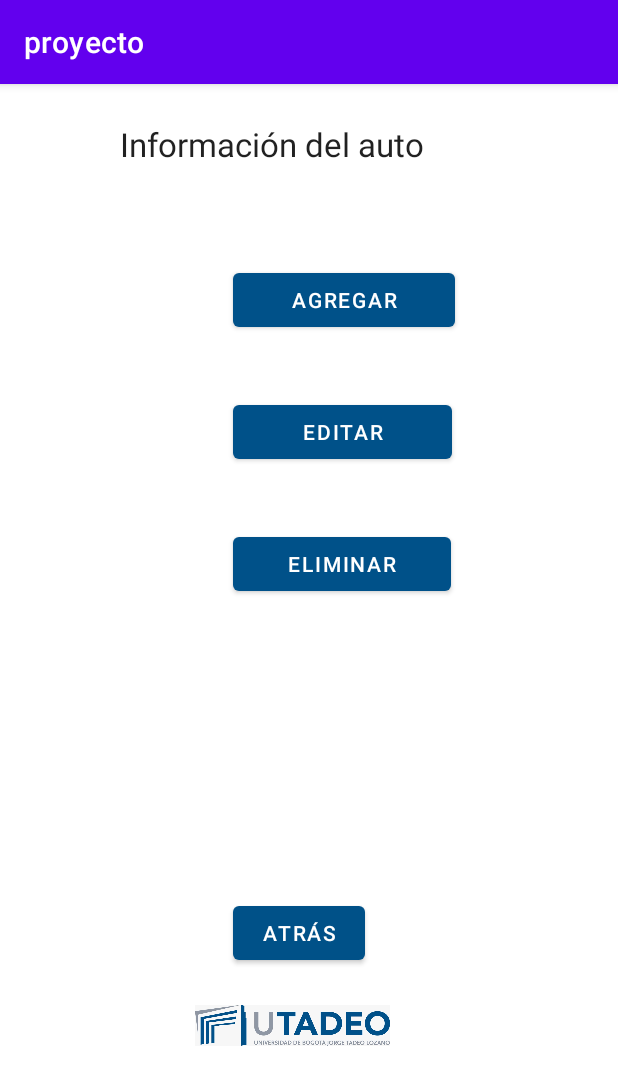
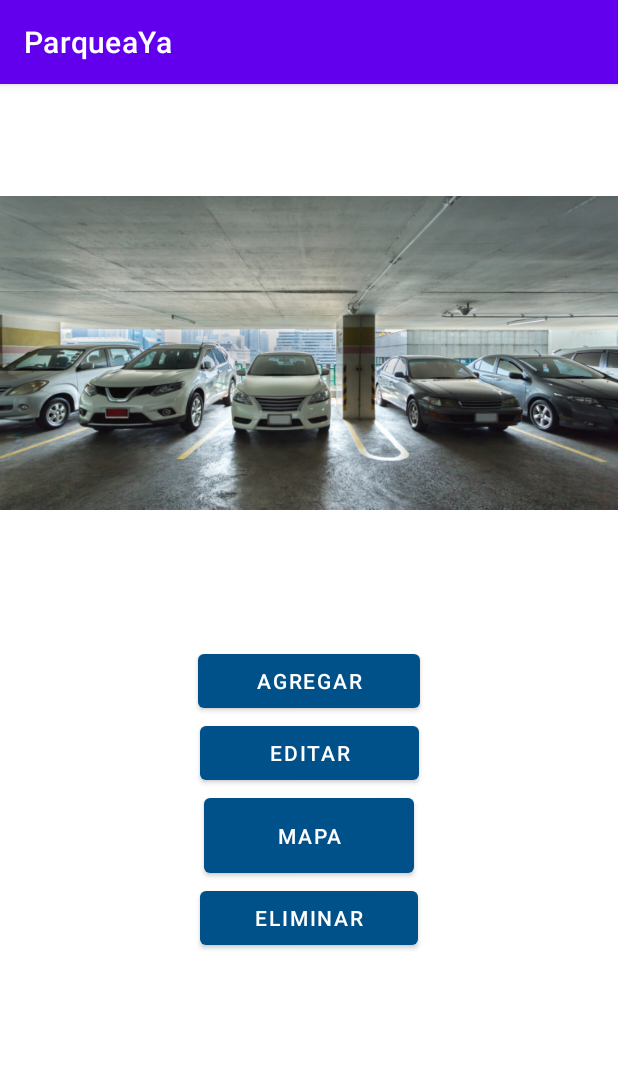
Before and after one commit to Olaya523/ParqueaYa, an Android app: the buscar_nav screen opened directly, with no data from a screen before it, on a phone screen of 412 x 824 dp. Shown: the top 1085 px of the screen. Run offline under Robolectric (Android 15) with nearby library versions, the phone set to English and light mode, and no system bars; our stand-ins replace Firebase (no records; nobody signed in at launch, a user with empty details on screens opened directly).

Commit message:
Implementación Mapas y Registro

```diff
--- a/app/build.gradle
+++ b/app/build.gradle
@@ -43,7 +43,12 @@ dependencies {
     implementation 'com.google.firebase:firebase-auth:21.1.0'
     implementation 'com.google.firebase:firebase-firestore-ktx:24.4.0'
     implementation 'com.google.firebase:firebase-database-ktx:20.2.0'
+    implementation 'com.google.android.gms:play-services-maps:18.1.0'
     testImplementation 'junit:junit:4.13.2'
     androidTestImplementation 'androidx.test.ext:junit:1.1.4'
     androidTestImplementation 'androidx.test.espresso:espresso-core:3.5.0'
+    implementation 'com.google.android.gms:play-services-maps:17.0.1'
+    implementation 'com.google.android.gms:play-services-places:17.0.0'
+    implementation 'com.android.volley:volley:1.2.1'
+
 }
--- a/app/src/main/java/com/example/proyecto/buscar_nav.kt
+++ b/app/src/main/java/com/example/proyecto/buscar_nav.kt
@@ -17,7 +17,7 @@ class buscar_nav : AppCompatActivity() {
     var boton2: Button? = null
     var boton3: Button? = null
     var boton4: Button? = null
-
+    var boton5: Button? = null
 
     override fun onCreate(savedInstanceState: Bundle?) {
         super.onCreate(savedInstanceState)
@@ -28,6 +28,7 @@ class buscar_nav : AppCompatActivity() {
         boton2 = findViewById(R.id.buttonAgregar)
         boton3 = findViewById(R.id.buttonEditar)
         boton4 = findViewById(R.id.button)
+        boton5 = findViewById(R.id.buttonMap)
 
 
         boton1?.setOnClickListener {
@@ -45,6 +46,9 @@ class buscar_nav : AppCompatActivity() {
         boton4?.setOnClickListener {
             startActivity(Intent(this,MainActivity::class.java))
         }
+        boton5?.setOnClickListener {
+            startActivity(Intent(this,MapsActivity::class.java))
+        }
 
         }
 
--- a/app/src/main/res/layout/activity_buscar_nav.xml
+++ b/app/src/main/res/layout/activity_buscar_nav.xml
@@ -7,92 +7,59 @@
     android:layout_height="match_parent"
     tools:context=".buscar_nav">
 
+    <!-- ImageView -->
+    <ImageView
+        android:id="@+id/imageView"
+        android:layout_width="wrap_content"
+        android:layout_height="wrap_content"
+        app:layout_constraintTop_toTopOf="parent"
+        app:layout_constraintStart_toStartOf="parent"
+        app:layout_constraintEnd_toEndOf="parent"
+        android:layout_marginTop="-16dp"
+        android:src="@drawable/parqueadero" />
 
-    <GridLayout
-        android:layout_width="363dp"
-        android:layout_height="665dp"
-        android:columnCount="11"
-        android:gravity="center_vertical"
-        android:orientation="vertical"
-        android:rowCount="11"
-        tools:ignore="MissingConstraints"
-        tools:layout_editor_absoluteX="22dp"
-        tools:layout_editor_absoluteY="23dp">
+    <!-- Button Agregar -->
+    <Button
+        android:id="@+id/buttonAgregar"
+        android:layout_width="148dp"
+        android:layout_height="wrap_content"
+        app:layout_constraintTop_toBottomOf="@+id/imageView"
+        app:layout_constraintStart_toStartOf="parent"
+        app:layout_constraintEnd_toEndOf="parent"
+        android:text="Agregar"
+        app:backgroundTint="#005189" />
 
+    <!-- Button Editar -->
+    <Button
+        android:id="@+id/buttonEditar"
+        android:layout_width="146dp"
+        android:layout_height="wrap_content"
+        app:layout_constraintTop_toBottomOf="@+id/buttonAgregar"
+        app:layout_constraintStart_toStartOf="parent"
+        app:layout_constraintEnd_toEndOf="parent"
+        android:text="Editar"
+        app:backgroundTint="#005189" />
 
-        <TextView
-            android:id="@+id/textView"
-            android:layout_width="361dp"
-            android:layout_height="wrap_content"
-            android:layout_row="0"
-            android:layout_column="3"
-            android:height="80dp"
-            android:gravity="center"
-            android:text="Información del auto"
-            android:textAppearance="@style/TextAppearance.AppCompat.Large"
-            android:visibility="visible" />
+    <!-- Button Map -->
+    <Button
+        android:id="@+id/buttonMap"
+        android:layout_width="140dp"
+        android:layout_height="62dp"
+        app:layout_constraintTop_toBottomOf="@+id/buttonEditar"
+        app:layout_constraintStart_toStartOf="parent"
+        app:layout_constraintEnd_toEndOf="parent"
+        android:text="Mapa"
+        app:backgroundTint="#005189" />
 
+    <!-- Button Eliminar -->
     <Button
         android:id="@+id/buttonEliminar"
         android:layout_width="145dp"
         android:layout_height="wrap_content"
-            android:layout_row="3"
-            android:layout_column="3"
-            android:layout_marginStart="155dp"
-            android:layout_marginLeft="150dp"
-            android:layout_marginTop="40dp"
+        app:layout_constraintTop_toBottomOf="@+id/buttonMap"
+        app:layout_constraintStart_toStartOf="parent"
+        app:layout_constraintEnd_toEndOf="parent"
         android:text="Eliminar"
         app:backgroundTint="#005189" />
 
-        <Button
-            android:id="@+id/buttonAgregar"
-            android:layout_width="148dp"
-            android:layout_height="wrap_content"
-            android:layout_row="1"
-            android:layout_column="3"
-            android:layout_marginStart="155dp"
-            android:layout_marginLeft="150dp"
-            android:layout_marginTop="40dp"
-            android:text="Agregar"
-            app:backgroundTint="#005189" />
-
-        <Button
-            android:id="@+id/buttonEditar"
-            android:layout_width="146dp"
-            android:layout_height="wrap_content"
-            android:layout_row="2"
-            android:layout_column="3"
-            android:layout_marginStart="155dp"
-            android:layout_marginLeft="150dp"
-            android:layout_marginTop="40dp"
-            android:text="Editar"
-            app:backgroundTint="#005189" />
-
-        <Button
-            android:id="@+id/button"
-            android:layout_width="wrap_content"
-            android:layout_height="wrap_content"
-            android:layout_row="9"
-            android:layout_column="3"
-            android:layout_marginStart="155dp"
-            android:layout_marginLeft="150dp"
-            android:layout_marginTop="40dp"
-            android:text="Atrás"
-            app:backgroundTint="#005188" />
-
-        <ImageView
-            android:id="@+id/imageView5"
-            android:layout_width="260dp"
-            android:layout_height="75dp"
-            android:layout_row="10"
-            android:layout_column="3"
-            android:gravity="center"
-            android:minHeight="10dp"
-            android:paddingStart="130dp"
-            app:srcCompat="@drawable/imagen2"
-            tools:ignore="RtlSymmetry" />
-
-    </GridLayout>
-
-
 </androidx.constraintlayout.widget.ConstraintLayout>
--- a/app/src/main/res/layout/activity_main.xml
+++ b/app/src/main/res/layout/activity_main.xml
@@ -107,8 +107,8 @@
             app:rippleColor="#000000"
             tools:ignore="HardcodedText" />
 
-        <TextView
-            android:id="@+id/textView3"
+        <Button
+            android:id="@+id/button5"
             android:layout_width="match_parent"
             android:layout_height="wrap_content"
             android:layout_row="8"
--- a/app/src/main/res/values/strings.xml
+++ b/app/src/main/res/values/strings.xml
@@ -1,3 +1,7 @@
 <resources>
-    <string name="app_name">proyecto</string>
+    <string name="app_name">ParqueaYa</string>
+    <string name="username">Nombre de usuario</string>
+    <string name="email">Correo Electrónico</string>
+    <string name="password">Contraseña</string>
+    <string name="register">Registrar</string>
 </resources>
```
Also changed, not shown: app/src/main/AndroidManifest.xml (+15 -3 lines), app/src/main/java/com/example/proyecto/CustomInfoWindowAdapter.kt (added, +27 -0 lines), app/src/main/java/com/example/proyecto/MainActivity.kt (+9 -2 lines), app/src/main/java/com/example/proyecto/MapsActivity.kt (added, +70 -0 lines), app/src/main/java/com/example/proyecto/RegisterActivity.kt (added, +54 -0 lines), app/src/main/res/layout/activity_register.xml (added, +36 -0 lines), app/src/main/res/layout/custom_info_window.xml (added, +19 -0 lines), app/src/main/res/layout/map_view.xml (added, +19 -0 lines), app/src/main/res/drawable/parqueadero.jpg (added). Lines whose indentation alone changed are shown as unchanged.
